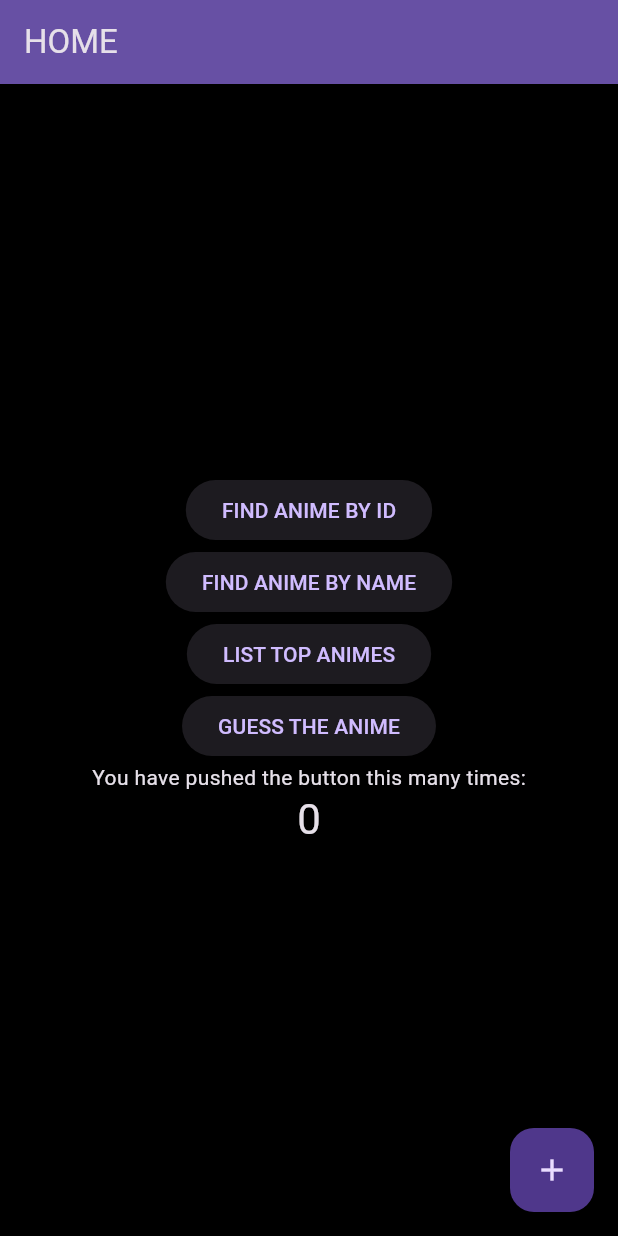
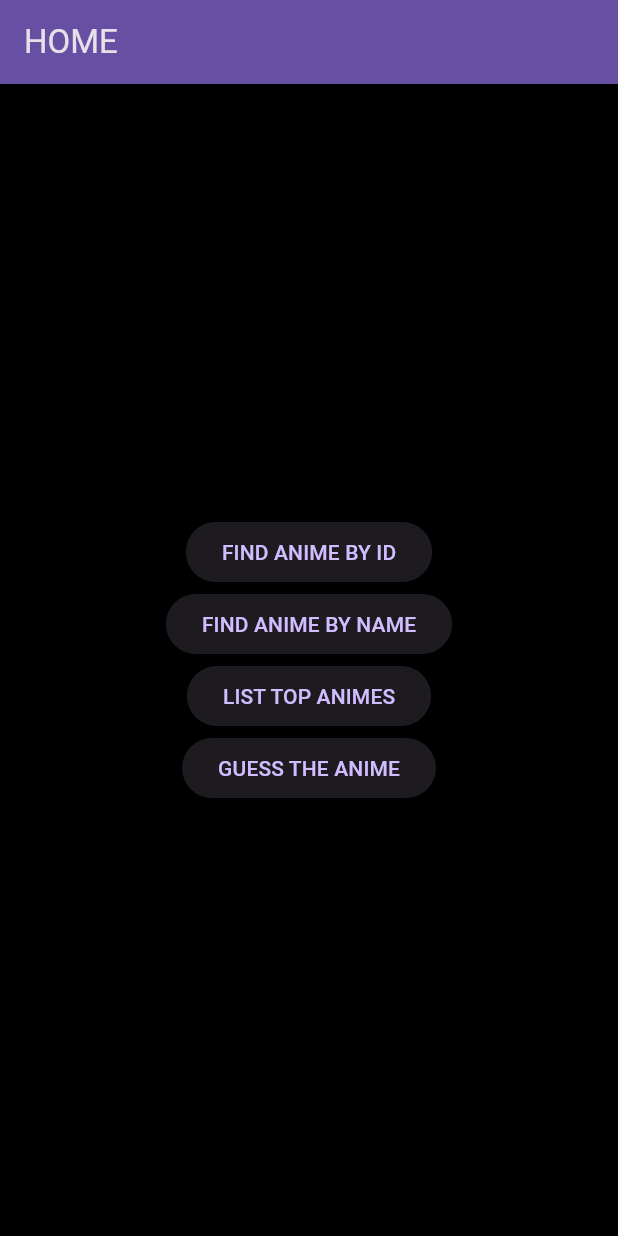
Before and after one commit to MaxNstk/latom, a Flutter app: the screen it shows after launch, on a phone screen of 412 x 824 dp. Run offline on Flutter 3.47's test engine with Material 3 defaults, Android fonts, the phone set to English and light mode, and no system bars.

Commit message:
removing old unused features

```diff
--- a/lib/ui/pages/home.dart
+++ b/lib/ui/pages/home.dart
@@ -1,4 +1,3 @@
-
 import 'package:flutter/material.dart';
 import 'package:latom/ui/pages/anime_by_id_screen.dart';
 import 'package:latom/ui/pages/guess_anime_screen.dart';
@@ -17,14 +16,6 @@
 }
 
 class _HomePageState extends State<HomePage> {
-  int _counter = 0;
-
-  void _incrementCounter() {
-    setState(() {
-      _counter++;
-    });
-  }
-
   @override
   Widget build(BuildContext context) {
     return LtScaffold(
@@ -77,19 +68,9 @@
                 );
               }
             ),
-            const Text('You have pushed the button this many times:'),
-            Text(
-              '$_counter',
-              style: Theme.of(context).textTheme.headlineMedium,
-            ),
           ],
         ),
-      ),
-      floatingActionButton: FloatingActionButton(
-        onPressed: _incrementCounter,
-        tooltip: 'Increment',
-        child: const Icon(Icons.add),
-      ),
+      )
     );
   }
 }
```
